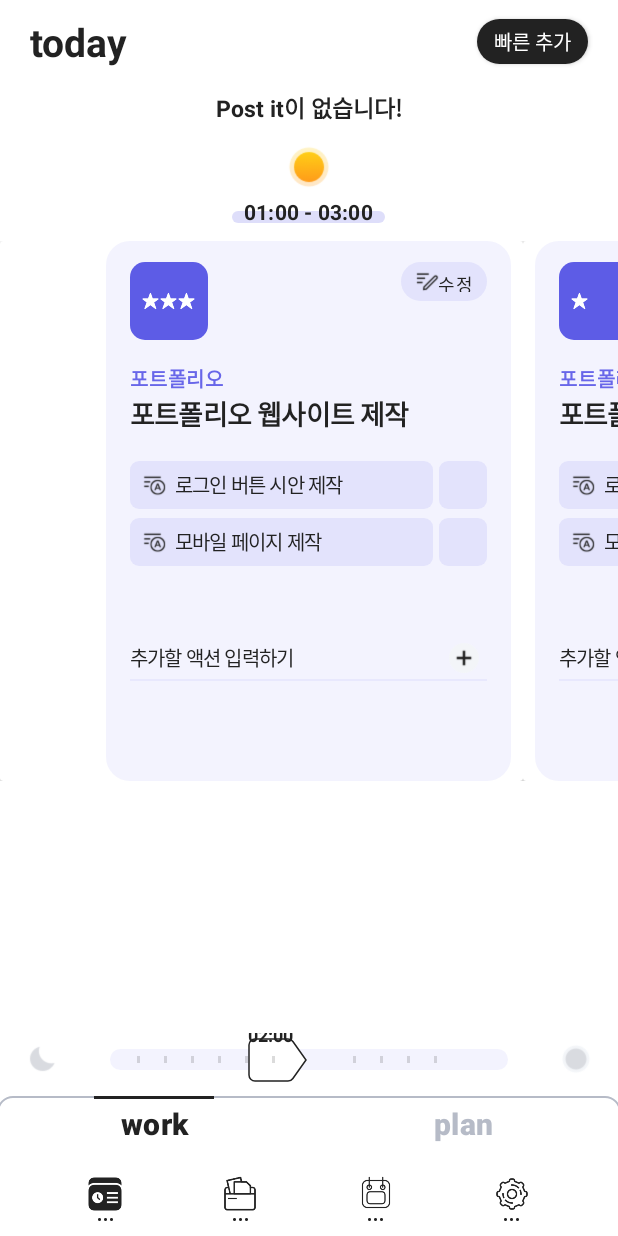
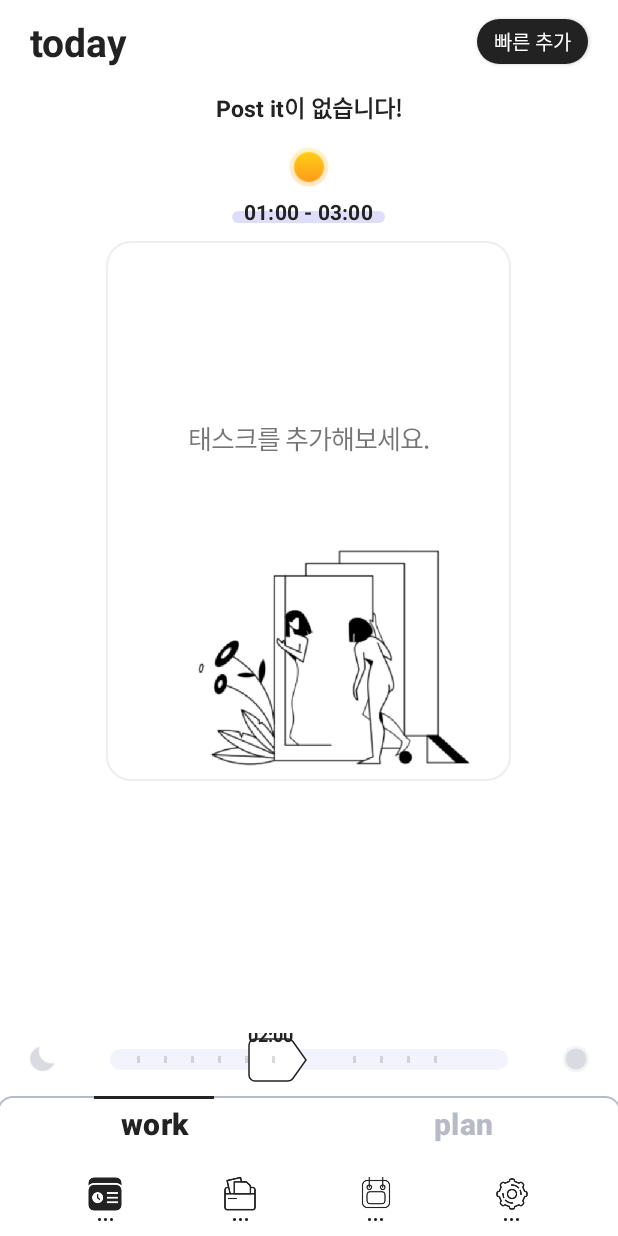
Before and after one commit to seonb2n/toodle_and_java, an Android app: the screen it shows after launch (TodayWorkActivity), on a phone screen of 412 x 824 dp. Run offline under Robolectric (Android 15) with nearby library versions, the light colour scheme and no system bars; libraries missing offline, so code that uses them is left out: com.franmontiel.persistentcookiejar, com.jakewharton.threetenabp, com.kakao.auth, com.kakao.network, com.kakao.usermgmt; 4 statements that could not run were skipped.

Commit message:
mock 데이터 삭제본

```diff
--- a/ToodleToodle/app/src/main/java/com/origincurly/toodletoodle/TodayWorkActivity.java
+++ b/ToodleToodle/app/src/main/java/com/origincurly/toodletoodle/TodayWorkActivity.java
@@ -323,53 +323,12 @@ public class TodayWorkActivity extends BasicActivity {
 
         if(jsonArray ==  null) {
             cardView_null_layout.setVisibility(View.VISIBLE);
+        } else {
+            //mock data
+            todayWorkCardViewItems = new ArrayList<>();
+            todayWorkAdapter = new TodayWorkAdapter(mContext, todayWorkCardViewItems);
         }
 
-        //mock data
-        todayWorkCardViewItems = new ArrayList<>();
-        List<TodayWorkToDoItem> toDoItems = new ArrayList<>();
-        TodayWorkToDoItem toDoItem1 = new TodayWorkToDoItem();
-        toDoItem1.id = 1;
-        toDoItem1.content = "로그인 버튼 시안 제작";
-        TodayWorkToDoItem toDoItem2 = new TodayWorkToDoItem();
-        toDoItem2.id = 2;
-        toDoItem2.content = "모바일 페이지 제작";
-        toDoItems.add(toDoItem1);
-        toDoItems.add(toDoItem2);
-
-        TodayWorkCardViewItem todayWorkCardViewItem1 = new TodayWorkCardViewItem();
-        todayWorkCardViewItem1.id = 1;
-        todayWorkCardViewItem1.importance = 3;
-        todayWorkCardViewItem1.startAt = LocalDateTime.now();
-        todayWorkCardViewItem1.endAt = todayWorkCardViewItem1.startAt.plusHours(1L);
-        todayWorkCardViewItem1.cardViewTitle = "포트폴리오";
-        todayWorkCardViewItem1.projectTitle = "포트폴리오 웹사이트 제작";
-
-        todayWorkCardViewItem1.toDoItems = toDoItems;
-
-        TodayWorkCardViewItem todayWorkCardViewItem2 = new TodayWorkCardViewItem();
-        todayWorkCardViewItem2.importance = 1;
-        todayWorkCardViewItem2.id = 2;
-        todayWorkCardViewItem2.startAt = LocalDateTime.now().plusHours(1L);
-        todayWorkCardViewItem2.endAt = todayWorkCardViewItem2.startAt.plusHours(1L);
-        todayWorkCardViewItem2.cardViewTitle = "포트폴리오2";
-        todayWorkCardViewItem2.projectTitle = "포트폴리오 웹사이트 제작";
-        todayWorkCardViewItem2.toDoItems = toDoItems;
-
-        TodayWorkCardViewItem todayWorkCardViewItem3 = new TodayWorkCardViewItem();
-        todayWorkCardViewItem3.importance = 2;
-        todayWorkCardViewItem3.id = 3;
-        todayWorkCardViewItem3.startAt = LocalDateTime.now().plusHours(2L);
-        todayWorkCardViewItem3.endAt = todayWorkCardViewItem3.startAt.plusHours(1L);
-        todayWorkCardViewItem3.cardViewTitle = "포트폴리오3";
-        todayWorkCardViewItem3.projectTitle = "포트폴리오 웹사이트 제작";
-        todayWorkCardViewItem3.toDoItems = toDoItems;
-
-        todayWorkCardViewItems.add(todayWorkCardViewItem1);
-        todayWorkCardViewItems.add(todayWorkCardViewItem2);
-        todayWorkCardViewItems.add(todayWorkCardViewItem3);
-
-        todayWorkAdapter = new TodayWorkAdapter(mContext, todayWorkCardViewItems);
         new CardViewTask().execute();
 
     }
--- a/ToodleToodle/app/src/main/res/layout/activity_today_work.xml
+++ b/ToodleToodle/app/src/main/res/layout/activity_today_work.xml
@@ -141,7 +141,7 @@
             android:layout_height="match_parent"
             android:layout_centerInParent="true"
             android:background="@drawable/custom_today_task_null"
-            android:visibility="gone">
+            android:visibility="visible">
 
             <TextView
                 android:layout_width="match_parent"
@@ -158,6 +158,8 @@
                 android:layout_width="match_parent"
                 android:layout_height="184dp"
                 android:layout_alignParentBottom="true"
+                android:layout_marginStart="10dp"
+                android:layout_marginEnd="10dp"
                 android:src="@drawable/task_null_back_img" />
 
         </RelativeLayout>
```
